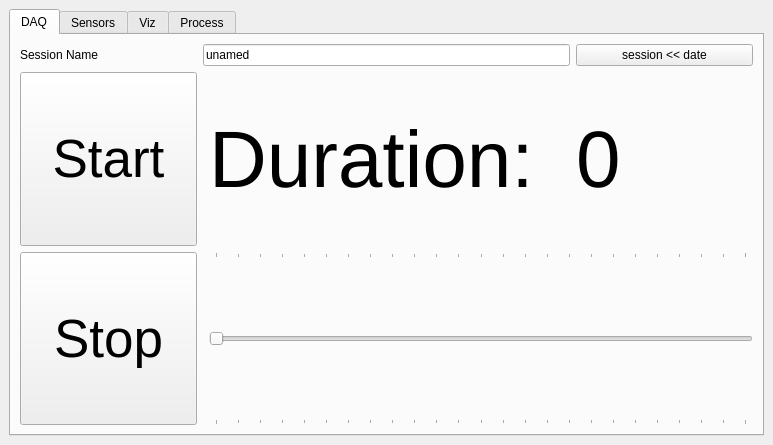
Qt form gui.ui (nogleo/gordata) before a commit.
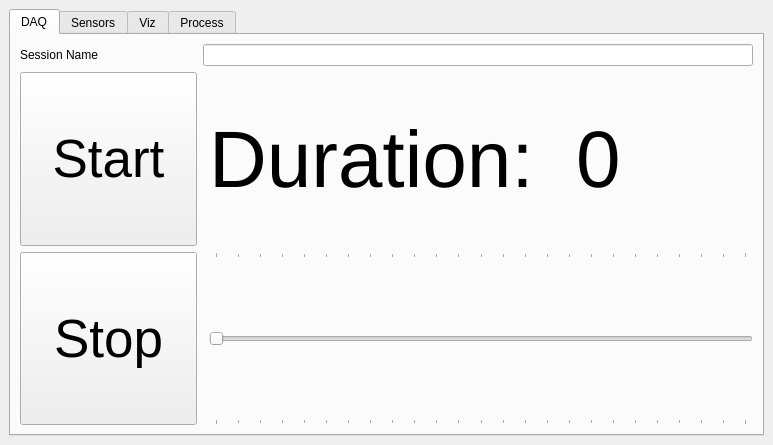
The same form after that commit.

```diff
--- a/gui.ui
+++ b/gui.ui
@@ -203,17 +203,10 @@
           </property>
          </widget>
         </item>
-        <item row="0" column="5">
-         <widget class="QPushButton" name="pButton_datesession">
-          <property name="text">
-           <string>session &lt;&lt; date</string>
-          </property>
-         </widget>
-        </item>
-        <item row="0" column="2" colspan="3">
+        <item row="0" column="2" colspan="4">
          <widget class="QLineEdit" name="line_session">
           <property name="text">
-           <string>unamed</string>
+           <string/>
           </property>
          </widget>
         </item>
```
Left out of the diff: 5 changed lines with no effect on the pictures.
